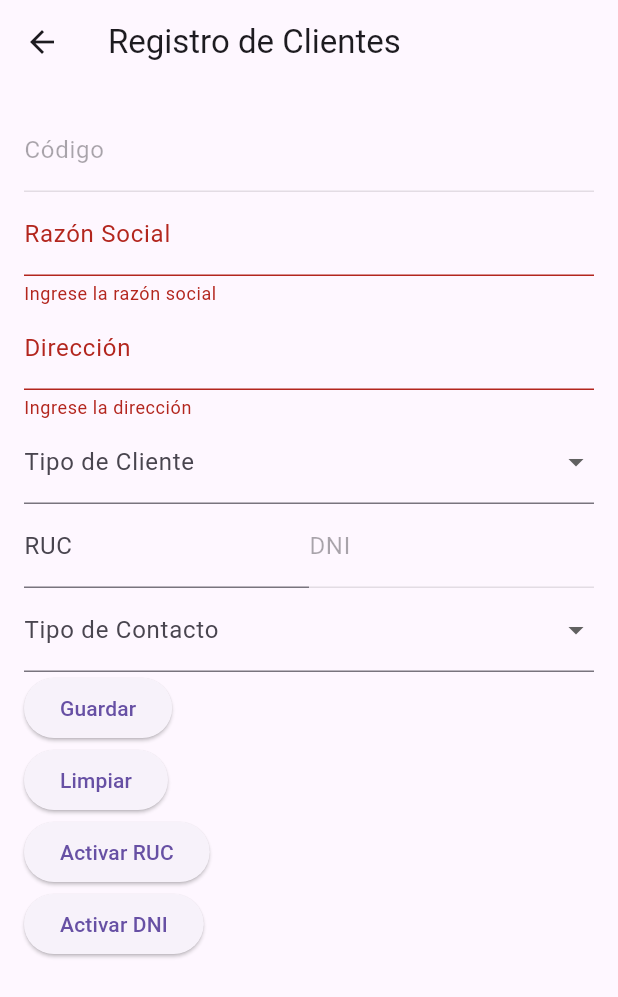
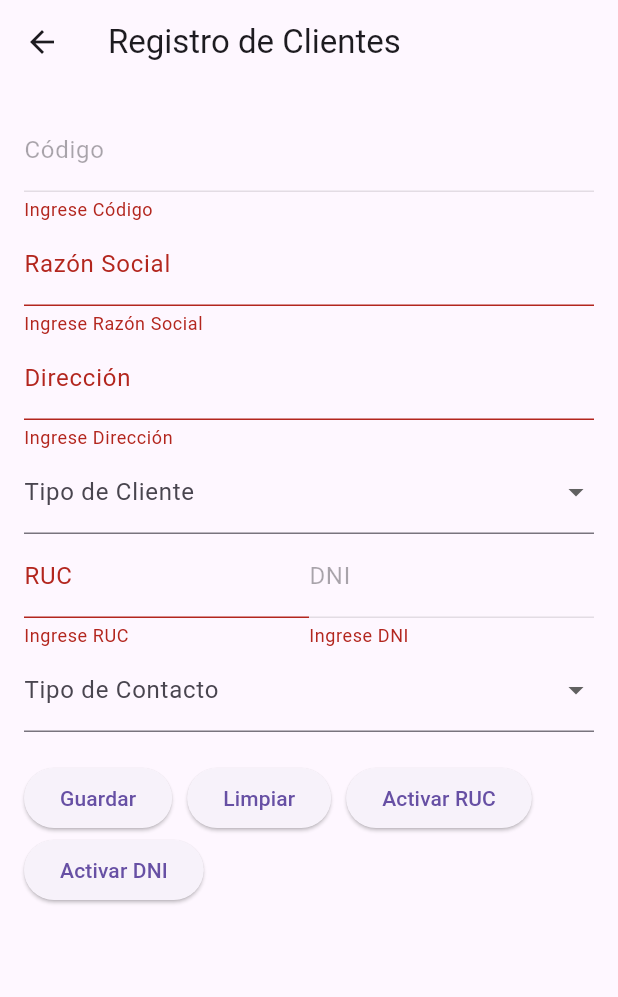
Before and after one commit to Annderx/App, a Flutter app: the RegistroCliente screen opened directly, after a tap on "Guardar", on a phone screen of 412 x 824 dp. Shown: the top 997 px of the screen. Run offline on Flutter 3.47's test engine with Material 3 defaults, Android fonts, the phone set to English and light mode, and no system bars; our stand-ins replace pdf, printing, sqflite; accounts and stored records are empty.

Commit message:
Cliente.dart

```diff
--- a/lib/Administracion/Clientes/Cliente.dart
+++ b/lib/Administracion/Clientes/Cliente.dart
@@ -1,8 +1,8 @@
 import 'package:flutter/material.dart';
-import 'InformeClientes.dart'; // Importación correcta
 import 'package:provider/provider.dart';
 import 'cliente_provider.dart';
 import 'ClasesClientes.dart';
+import 'InformeClientes.dart';
 
 class RegistroCliente extends StatefulWidget {
   const RegistroCliente({super.key});
@@ -15,13 +15,11 @@ class _RegistroClienteState extends State<RegistroCliente> {
   final _formKey = GlobalKey<FormState>();
 
   // Controladores para los campos de texto
-  final _codigoController = TextEditingController();
-  final _razonSocialController = TextEditingController();
-  final _direccionController = TextEditingController();
-  final _rucController = TextEditingController();
-  final _dniController = TextEditingController();
-
-  // Controladores para los campos de contacto (ahora dentro de un Map)
+  final TextEditingController _codigoController = TextEditingController();
+  final TextEditingController _razonSocialController = TextEditingController();
+  final TextEditingController _direccionController = TextEditingController();
+  final TextEditingController _rucController = TextEditingController();
+  final TextEditingController _dniController = TextEditingController();
   final Map<String, TextEditingController> _contactoControllers = {
     'Contacto': TextEditingController(),
     'Teléfono': TextEditingController(),
@@ -30,11 +28,8 @@ class _RegistroClienteState extends State<RegistroCliente> {
   };
 
   String? _tipoCliente;
-
-  bool _esRuc = true; // Variable para controlar si se muestra RUC o DNI
-
-  // Datos de contacto (ahora para un solo tipo a la vez)
   String? _tipoContactoSeleccionado;
+  bool _esRuc = true;
 
   final Map<String, List<String>> _camposPorTipoContacto = {
     'Contacto': ['Contacto', 'Teléfono', 'Celular', 'Correo'],
@@ -43,139 +38,26 @@ class _RegistroClienteState extends State<RegistroCliente> {
     'Operaciones': ['Contacto', 'Teléfono', 'Correo'],
   };
 
-
-  @override
-  void initState() {
-    super.initState();
-  }
-
   void _limpiarCasillas() {
     _codigoController.clear();
     _razonSocialController.clear();
     _direccionController.clear();
     _rucController.clear();
     _dniController.clear();
-    _contactoControllers.forEach((key, controller) => controller.clear()); // Limpia los campos de contacto
+    _contactoControllers.forEach((_, controller) => controller.clear());
   }
 
   void _actualizarTipoDocumento(bool esRuc) {
     setState(() {
       _esRuc = esRuc;
-      _rucController.text = "";
-      _dniController.text = "";
+      _rucController.clear();
+      _dniController.clear();
     });
   }
 
-  List<Widget> _generarCamposDeContacto() {
-    if (_tipoContactoSeleccionado == null) {
-      return []; // No hay tipo seleccionado, no mostrar campos
-    }
+  void _guardarCliente(BuildContext context) {
+    if (!_formKey.currentState!.validate()) return;
 
-    final campos = _camposPorTipoContacto[_tipoContactoSeleccionado]!;
-    return campos.map((campo) {
-      return TextFormField(
-        controller: _contactoControllers[campo],
-        decoration: InputDecoration(labelText: campo),
-      );
-    }).toList();
-  }
-
-
-  @override
-  Widget build(BuildContext context) {
-    return Scaffold(
-      appBar: AppBar(
-        title: const Text('Registro de Clientes'),
-      ),
-      body: SingleChildScrollView(
-        padding: const EdgeInsets.all(16.0),
-        child: Form(
-          key: _formKey,
-          child: Column(
-            crossAxisAlignment: CrossAxisAlignment.start,
-            children: [
-              // Campos para código, razón social, dirección, tipo de cliente
-              TextFormField(
-                controller: _codigoController,
-                decoration: const InputDecoration(labelText: 'Código'),
-                enabled: false, // Deshabilitado para edición
-              ),
-              TextFormField(
-                controller: _razonSocialController,
-                decoration: const InputDecoration(labelText: 'Razón Social'),
-                validator: (value) {
-                  if (value == null || value.isEmpty) {
-                    return 'Ingrese la razón social';
-                  }
-                  return null;
-                },
-              ),
-              TextFormField(
-                controller: _direccionController,
-                decoration: const InputDecoration(labelText: 'Dirección'),
-                validator: (value) {
-                  if (value == null || value.isEmpty) {
-                    return 'Ingrese la dirección';
-                  }
-                  return null;
-                },
-              ),
-              DropdownButtonFormField<String>(
-                decoration: const InputDecoration(labelText: 'Tipo de Cliente'),
-                value: _tipoCliente,
-                items: const [
-                  DropdownMenuItem<String>(value: 'Tipo 1', child: Text('Tipo 1')),
-                  DropdownMenuItem<String>(value: 'Tipo 2', child: Text('Tipo 2')),
-                ],
-                onChanged: (value) {
-                  setState(() {
-                    _tipoCliente = value;
-                  });
-                },
-              ),
-              Row(
-                children: [
-                  Expanded(
-                    child: TextFormField(
-                      controller: _rucController,
-                      decoration: const InputDecoration(labelText: 'RUC'),
-                      enabled: _esRuc,
-                    ),
-                  ),
-                  Expanded(
-                    child: TextFormField(
-                      controller: _dniController,
-                      decoration: const InputDecoration(labelText: 'DNI'),
-                      enabled: !_esRuc,
-                    ),
-                  ),
-                ],
-              ),
-
-              // Dropdown para seleccionar el tipo de contacto
-              DropdownButtonFormField<String>(
-                decoration: const InputDecoration(labelText: 'Tipo de Contacto'),
-                value: _tipoContactoSeleccionado,
-                items: _camposPorTipoContacto.keys.map((String value) {
-                  return DropdownMenuItem<String>(value: value, child: Text(value));
-                }).toList(),
-                onChanged: (value) {
-                  setState(() => _tipoContactoSeleccionado = value);
-                },
-              ),
-
-              // Campos de contacto dinámicos
-              if (_tipoContactoSeleccionado != null) ...[
-                TextFormField(
-                  controller: _contactoControllers['Contacto'],
-                  decoration: const InputDecoration(labelText: 'Contacto')
-                ),
-              ],
-
-              // Botones Guardar, Limpiar, Activar RUC, Activar DNI
-              ElevatedButton(
-                onPressed: () {
-                  if (_formKey.currentState!.validate()) {
     final clienteProvider = Provider.of<ClienteProvider>(context, listen: false);
 
     final nuevoCliente = Cliente(
@@ -184,8 +66,8 @@ class _RegistroClienteState extends State<RegistroCliente> {
       direccion: _direccionController.text,
       tipoCliente: _tipoCliente,
       esRuc: _esRuc,
-                      ruc: _rucController.text,
-                      dni: _dniController.text,
+      ruc: _esRuc ? _rucController.text : null,
+      dni: !_esRuc ? _dniController.text : null,
       tipoContacto: _tipoContactoSeleccionado,
       contacto: _contactoControllers['Contacto']!.text,
       telefono: _contactoControllers['Teléfono']!.text,
@@ -193,53 +75,98 @@ class _RegistroClienteState extends State<RegistroCliente> {
       correo: _contactoControllers['Correo']!.text,
     );
 
-                    clienteProvider.insertarCliente(nuevoCliente); // Llamada correcta
+    clienteProvider.insertarCliente(nuevoCliente);
 
-                    // Mostrar un diálogo
+    _mostrarDialogoConfirmacion(context);
+  }
+
+  void _mostrarDialogoConfirmacion(BuildContext context) {
     showDialog(
       context: context,
-                      builder: (BuildContext context) {
-                        return AlertDialog(
+      builder: (context) => AlertDialog(
         title: const Text('Cliente guardado'),
         content: const Text('¿Desea ver el informe de clientes?'),
-                          actions: <Widget>[
+        actions: [
           TextButton(
             child: const Text('No'),
-                              onPressed: () {
-                                Navigator.of(context).pop();
-                              },
+            onPressed: () => Navigator.of(context).pop(),
           ),
           TextButton(
             child: const Text('Sí'),
             onPressed: () {
               Navigator.of(context).pop();
-                                Navigator.push(
-                                  context,
-                                  MaterialPageRoute(
-                                    builder: (context) => InformeClientes(),
-                                  ),
-                                );
+              Navigator.push(context, MaterialPageRoute(builder: (context) => const InformeClientes()));
             },
           ),
         ],
-                        );
-                      },
+      ),
     );
   }
-                },
-                child: const Text('Guardar'),
+
+  Widget _buildDropdown(String label, String? value, List<String> items, Function(String?) onChanged) {
+    return DropdownButtonFormField<String>(
+      decoration: InputDecoration(labelText: label),
+      value: value,
+      items: items.map((item) => DropdownMenuItem(value: item, child: Text(item))).toList(),
+      onChanged: onChanged,
+    );
+  }
+
+  Widget _buildTextField(String label, TextEditingController controller, {bool enabled = true}) {
+    return TextFormField(
+      controller: controller,
+      decoration: InputDecoration(labelText: label),
+      validator: (value) => (value == null || value.isEmpty) ? 'Ingrese $label' : null,
+      enabled: enabled,
+    );
+  }
+
+  Widget _buildContactFields() {
+    if (_tipoContactoSeleccionado == null) return const SizedBox.shrink();
+
+    return Column(
+      children: _camposPorTipoContacto[_tipoContactoSeleccionado]!.map((campo) {
+        return _buildTextField(campo, _contactoControllers[campo]!);
+      }).toList(),
+    );
+  }
+
+  @override
+  Widget build(BuildContext context) {
+    return Scaffold(
+      appBar: AppBar(title: const Text('Registro de Clientes')),
+      body: SingleChildScrollView(
+        padding: const EdgeInsets.all(16.0),
+        child: Form(
+          key: _formKey,
+          child: Column(
+            crossAxisAlignment: CrossAxisAlignment.start,
+            children: [
+              _buildTextField('Código', _codigoController, enabled: false),
+              _buildTextField('Razón Social', _razonSocialController),
+              _buildTextField('Dirección', _direccionController),
+              _buildDropdown('Tipo de Cliente', _tipoCliente, ['Tipo 1', 'Tipo 2'], (value) {
+                setState(() => _tipoCliente = value);
+              }),
+              Row(
+                children: [
+                  Expanded(child: _buildTextField('RUC', _rucController, enabled: _esRuc)),
+                  Expanded(child: _buildTextField('DNI', _dniController, enabled: !_esRuc)),
+                ],
               ),
-              ElevatedButton(
-                onPressed: _limpiarCasillas,
-                child: const Text('Limpiar'),
-              ),
-              ElevatedButton(
-                onPressed: () => _actualizarTipoDocumento(true),
-                child: const Text('Activar RUC'),
-              ),
-              ElevatedButton(
-                onPressed: () => _actualizarTipoDocumento(false),
-                child: const Text('Activar DNI'),
+              _buildDropdown('Tipo de Contacto', _tipoContactoSeleccionado, _camposPorTipoContacto.keys.toList(), (value) {
+                setState(() => _tipoContactoSeleccionado = value);
+              }),
+              _buildContactFields(),
+              const SizedBox(height: 20),
+              Wrap(
+                spacing: 10,
+                children: [
+                  ElevatedButton(onPressed: () => _guardarCliente(context), child: const Text('Guardar')),
+                  ElevatedButton(onPressed: _limpiarCasillas, child: const Text('Limpiar')),
+                  ElevatedButton(onPressed: () => _actualizarTipoDocumento(true), child: const Text('Activar RUC')),
+                  ElevatedButton(onPressed: () => _actualizarTipoDocumento(false), child: const Text('Activar DNI')),
+                ],
               ),
             ],
           ),
```
Lines whose indentation alone changed are shown as unchanged.
